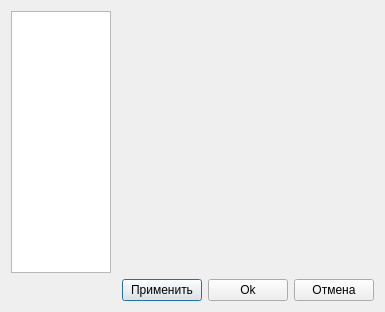
Vortm4x/netemul, file src/mainproperty.ui: the form before one commit.
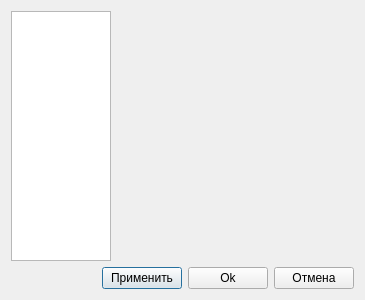
The form after the commit. Icons and pictures are not drawn.

Patch:
```diff
--- a/src/mainproperty.ui
+++ b/src/mainproperty.ui
@@ -6,8 +6,8 @@
    <rect>
     <x>0</x>
     <y>0</y>
-    <width>385</width>
-    <height>312</height>
+    <width>365</width>
+    <height>291</height>
    </rect>
   </property>
   <property name="windowTitle">
```
Left out of the diff: 5 changed lines with no effect on the pictures.
